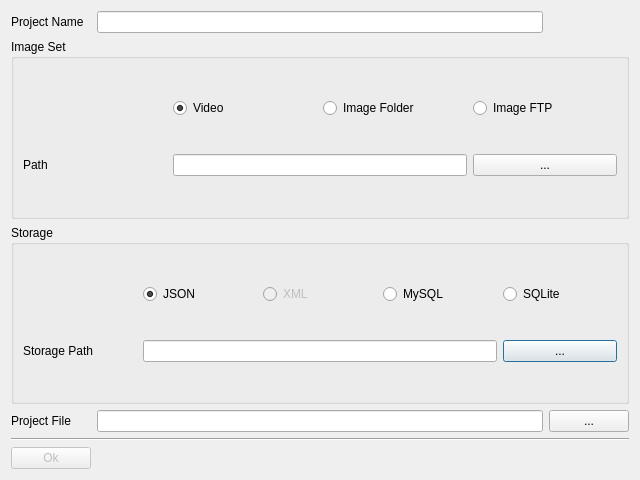
Before: the Qt Designer form source/annotator/source/newprojectdialog.ui in annotatorproject/annotator, drawn with Qt 5.
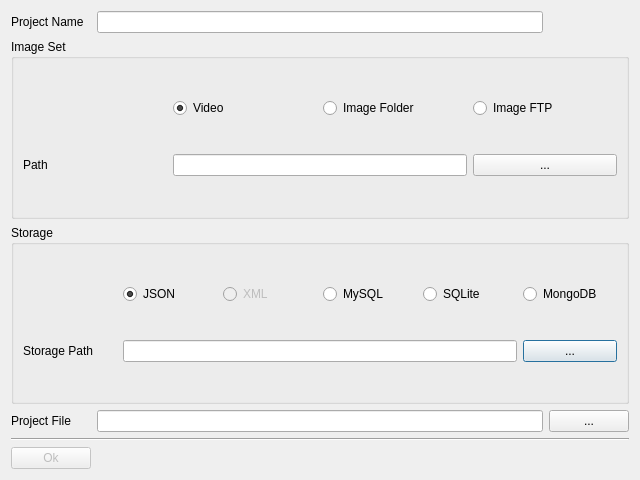
After: the same form once the commit is applied.

Commit message: added mongodb dependencies and new project dialog update

What changed in the file:
```diff
--- a/source/annotator/source/newprojectdialog.ui
+++ b/source/annotator/source/newprojectdialog.ui
@@ -20,23 +20,13 @@
       <string>Storage</string>
      </property>
      <layout class="QGridLayout" name="gridLayout_2">
-      <item row="3" column="0">
+      <item row="4" column="0">
        <widget class="QLabel" name="label_3">
         <property name="text">
          <string>Storage Path</string>
         </property>
        </widget>
       </item>
-      <item row="3" column="4">
-       <widget class="QPushButton" name="storagePathPushButton">
-        <property name="text">
-         <string>...</string>
-        </property>
-       </widget>
-      </item>
-      <item row="3" column="1" colspan="3">
-       <widget class="QLineEdit" name="storagePathLineEdit"/>
-      </item>
       <item row="0" column="3">
        <widget class="QRadioButton" name="sqlRadioButton">
         <property name="enabled">
@@ -74,6 +64,23 @@
         </property>
        </widget>
       </item>
+      <item row="0" column="5">
+       <widget class="QRadioButton" name="mongoDBRadioButton">
+        <property name="text">
+         <string>MongoDB</string>
+        </property>
+       </widget>
+      </item>
+      <item row="4" column="5">
+       <widget class="QPushButton" name="storagePathPushButton">
+        <property name="text">
+         <string>...</string>
+        </property>
+       </widget>
+      </item>
+      <item row="4" column="1" colspan="4">
+       <widget class="QLineEdit" name="storagePathLineEdit"/>
+      </item>
      </layout>
     </widget>
    </item>
```
The commit also changes 5 other files.
